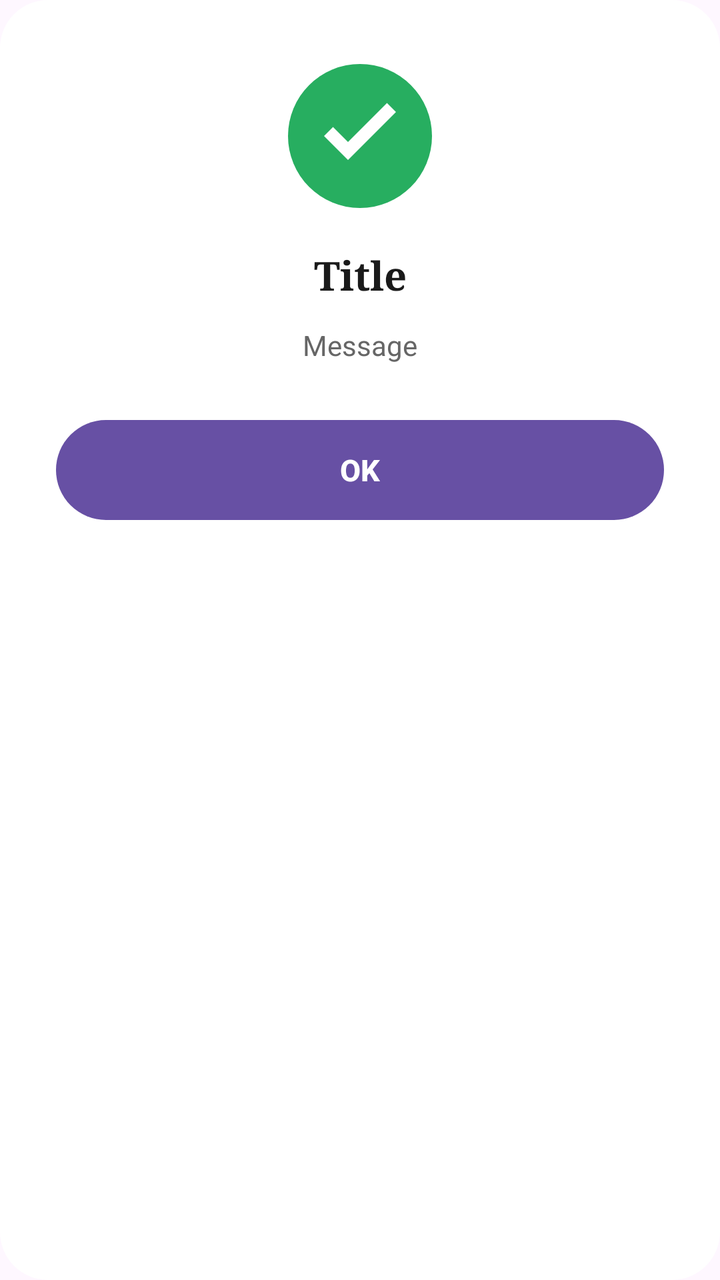
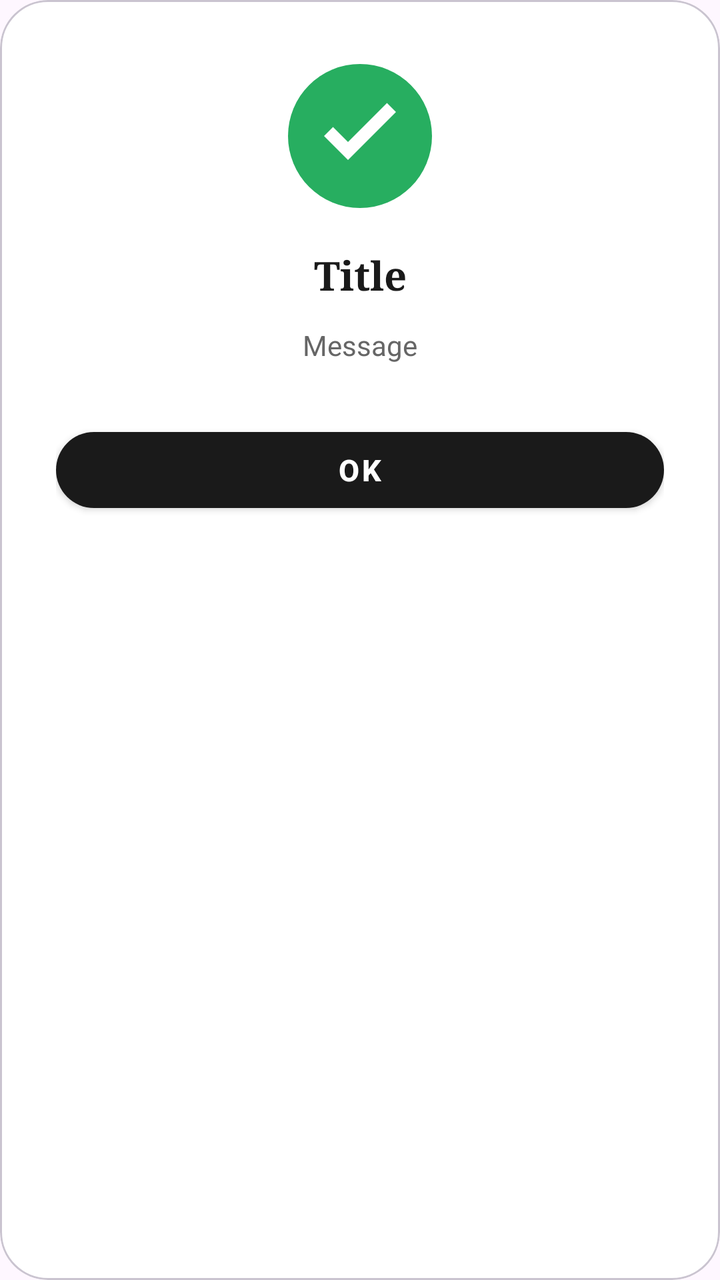

An Android layout rendered at two revisions. The XML below is the earlier revision; the diff shows what the commit changed to produce the second picture.
<!-- AndroidManifest.xml: application theme Theme.Furniture -->
<!-- res/layout/dialog_sweet.xml -->
<?xml version="1.0" encoding="utf-8"?>
<LinearLayout xmlns:android="http://schemas.android.com/apk/res/android"
    android:layout_width="match_parent"
    android:layout_height="wrap_content"
    android:background="@drawable/bg_sweet_dialog"
    android:orientation="vertical"
    android:paddingStart="28dp"
    android:paddingTop="32dp"
    android:paddingEnd="28dp"
    android:paddingBottom="24dp">

    
    <ImageView
        android:id="@+id/iv_sweet_icon"
        android:layout_width="72dp"
        android:layout_height="72dp"
        android:layout_gravity="center_horizontal"
        android:src="@drawable/ic_check_circle" />

    
    <TextView
        android:id="@+id/tv_sweet_title"
        android:layout_width="match_parent"
        android:layout_height="wrap_content"
        android:layout_marginTop="20dp"
        android:fontFamily="serif"
        android:gravity="center"
        android:text="Title"
        android:textColor="#1A1A1A"
        android:textSize="20sp"
        android:textStyle="bold" />

    
    <TextView
        android:id="@+id/tv_sweet_message"
        android:layout_width="match_parent"
        android:layout_height="wrap_content"
        android:layout_marginTop="12dp"
        android:gravity="center"
        android:lineSpacingExtra="4dp"
        android:text="Message"
        android:textColor="#666666"
        android:textSize="14sp" />

    
    <Button
        android:id="@+id/btn_sweet_confirm"
        android:layout_width="match_parent"
        android:layout_height="50dp"
        android:layout_marginTop="28dp"
        android:background="@drawable/bg_button_black"
        android:text="OK"
        android:textAllCaps="false"
        android:textColor="@color/white"
        android:textSize="15sp"
        android:textStyle="bold" />

    
    <Button
        android:id="@+id/btn_sweet_cancel"
        android:layout_width="match_parent"
        android:layout_height="50dp"
        android:layout_marginTop="8dp"
        android:background="@android:color/transparent"
        android:text="Cancel"
        android:textAllCaps="false"
        android:textColor="#AAAAAA"
        android:textSize="14sp"
        android:visibility="gone" />

</LinearLayout>
<!-- resources referenced by this layout -->
<resources>
  <color name="white">#FFFFFFFF</color>
  <!-- drawable bg_button_black (drawable) -->
  <?xml version="1.0" encoding="utf-8"?>
  <shape xmlns:android="http://schemas.android.com/apk/res/android"
      android:shape="rectangle">
      <corners android:radius="28dp" />
      <solid android:color="#1A1A1A" />
  </shape>
  <!-- drawable bg_sweet_dialog (drawable) -->
  <?xml version="1.0" encoding="utf-8"?>
  <shape xmlns:android="http://schemas.android.com/apk/res/android">
      <solid android:color="#FFFFFF" />
      <corners android:radius="24dp" />
  </shape>
  <!-- drawable ic_check_circle (drawable) -->
  <vector xmlns:android="http://schemas.android.com/apk/res/android"
      android:width="48dp"
      android:height="48dp"
      android:viewportWidth="48"
      android:viewportHeight="48">
      <path
          android:fillColor="#27AE60"
          android:pathData="M24,24 m-24,0 a24,24 0 1,0 48,0 a24,24 0 1,0 -48,0"/>
      <path
          android:fillColor="#FFFFFF"
          android:pathData="M20,32 l-8,-8 l3,-3 l5,5 l13,-13 l3,3 z"/>
  </vector>
  <style name="Theme.Furniture" parent="Base.Theme.Furniture" />
  <style name="Base.Theme.Furniture" parent="Theme.Material3.DayNight.NoActionBar">
          
          
      </style>
</resources>

<!-- the commit's change to res/layout/dialog_sweet.xml (unified diff, before → after) -->
@@ -1,13 +1,19 @@
-<?xml version="1.0" encoding="utf-8"?>
-<LinearLayout xmlns:android="http://schemas.android.com/apk/res/android"
+<com.google.android.material.card.MaterialCardView xmlns:android="http://schemas.android.com/apk/res/android"
+    xmlns:app="http://schemas.android.com/apk/res-auto"
     android:layout_width="match_parent"
     android:layout_height="wrap_content"
-    android:background="@drawable/bg_sweet_dialog"
-    android:orientation="vertical"
-    android:paddingStart="28dp"
-    android:paddingTop="32dp"
-    android:paddingEnd="28dp"
-    android:paddingBottom="24dp">
+    app:cardCornerRadius="24dp"
+    app:cardBackgroundColor="#FFFFFF"
+    app:cardElevation="0dp">
+
+    <LinearLayout
+        android:layout_width="match_parent"
+        android:layout_height="wrap_content"
+        android:orientation="vertical"
+        android:paddingStart="28dp"
+        android:paddingTop="32dp"
+        android:paddingEnd="28dp"
+        android:paddingBottom="24dp">
 
     
     <ImageView
@@ -42,20 +48,21 @@
         android:textColor="#666666"
         android:textSize="14sp" />
 
-    
-    <Button
+    <com.google.android.material.button.MaterialButton
         android:id="@+id/btn_sweet_confirm"
         android:layout_width="match_parent"
         android:layout_height="50dp"
         android:layout_marginTop="28dp"
-        android:background="@drawable/bg_button_black"
+        app:backgroundTint="#1A1A1A"
+        app:cornerRadius="28dp"
+        app:elevation="0dp"
+        style="@style/Widget.MaterialComponents.Button"
         android:text="OK"
         android:textAllCaps="false"
         android:textColor="@color/white"
         android:textSize="15sp"
         android:textStyle="bold" />
 
-    
     <Button
         android:id="@+id/btn_sweet_cancel"
         android:layout_width="match_parent"
@@ -68,4 +75,5 @@
         android:textSize="14sp"
         android:visibility="gone" />
 
-</LinearLayout>
+    </LinearLayout>
+</com.google.android.material.card.MaterialCardView>
<!-- resource entries referenced after the edit -->
@@ -1,19 +1,6 @@
 <!-- resources referenced by this layout -->
 <resources>
   <color name="white">#FFFFFFFF</color>
-  <!-- drawable bg_button_black (drawable) -->
-  <?xml version="1.0" encoding="utf-8"?>
-  <shape xmlns:android="http://schemas.android.com/apk/res/android"
-      android:shape="rectangle">
-      <corners android:radius="28dp" />
-      <solid android:color="#1A1A1A" />
-  </shape>
-  <!-- drawable bg_sweet_dialog (drawable) -->
-  <?xml version="1.0" encoding="utf-8"?>
-  <shape xmlns:android="http://schemas.android.com/apk/res/android">
-      <solid android:color="#FFFFFF" />
-      <corners android:radius="24dp" />
-  </shape>
   <!-- drawable ic_check_circle (drawable) -->
   <vector xmlns:android="http://schemas.android.com/apk/res/android"
       android:width="48dp"
